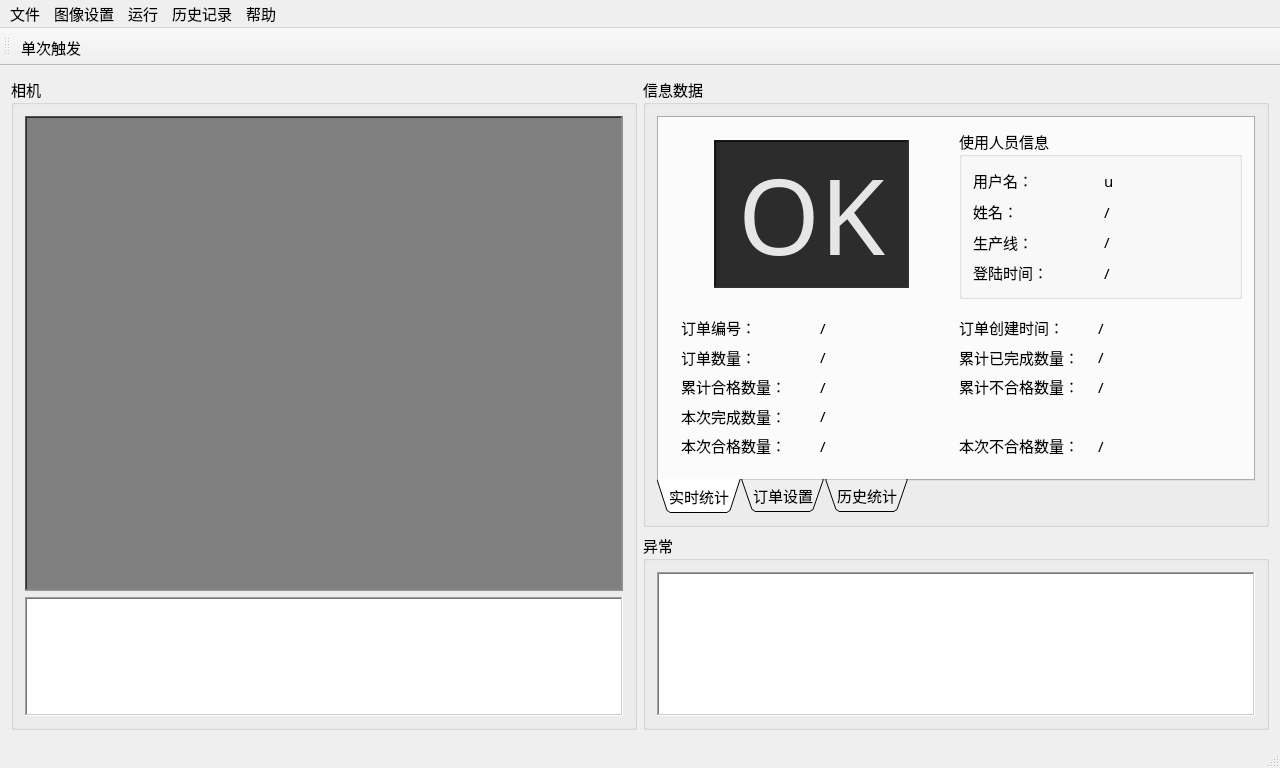
Before: the Qt Designer form project/MyView.ui in luanjianbing/GraduateDesignProject, drawn with Qt 5.
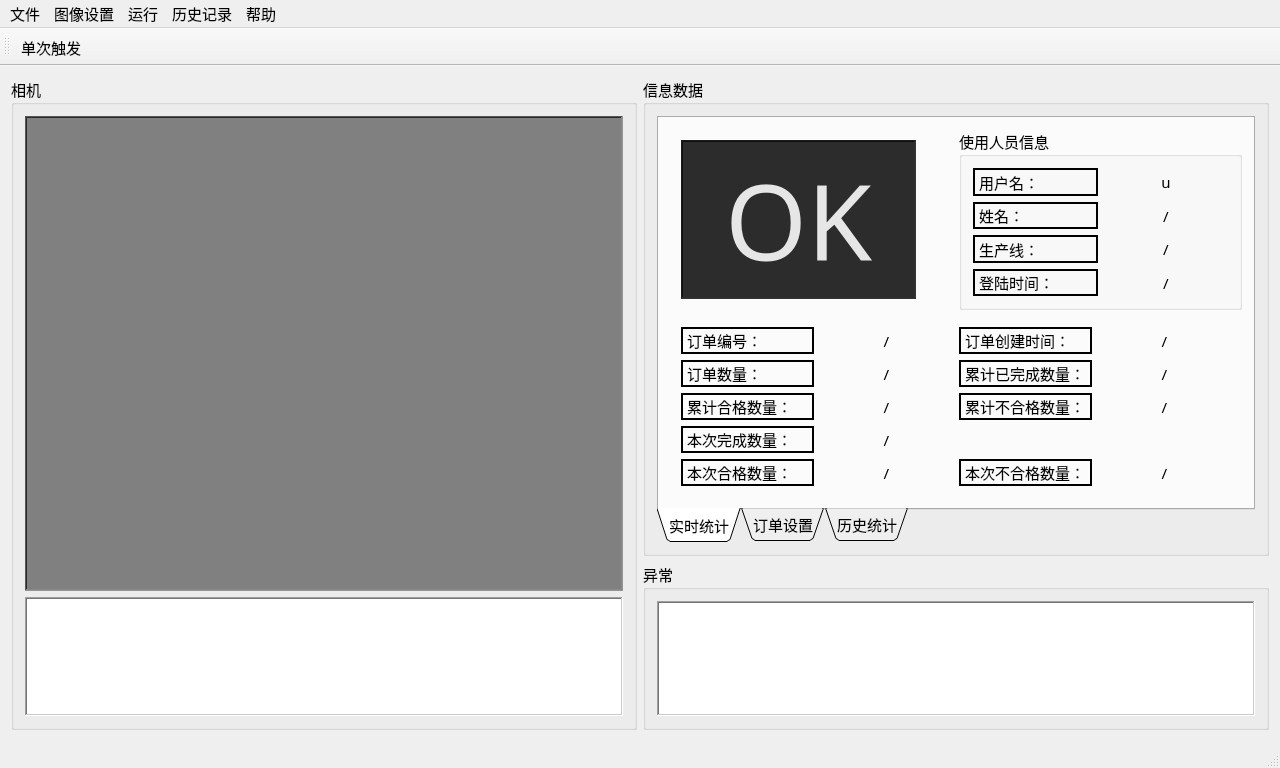
After: the same form once the commit is applied. Icons and pictures are not drawn.

Patch:
```diff
--- a/project/MyView.ui
+++ b/project/MyView.ui
@@ -98,8 +98,21 @@
           <layout class="QGridLayout" name="gridLayout_13" rowstretch="5,5" columnstretch="5,5">
            <item row="0" column="0">
             <widget class="QWidget" name="widget" native="true">
-             <layout class="QGridLayout" name="gridLayout_6" columnstretch="1,6,1">
+             <layout class="QGridLayout" name="gridLayout_6" columnstretch="9,1">
               <item row="0" column="1">
+               <spacer name="horizontalSpacer_2">
+                <property name="orientation">
+                 <enum>Qt::Horizontal</enum>
+                </property>
+                <property name="sizeHint" stdset="0">
+                 <size>
+                  <width>40</width>
+                  <height>20</height>
+                 </size>
+                </property>
+               </spacer>
+              </item>
+              <item row="0" column="0">
                <widget class="QLabel" name="label_7">
                 <property name="font">
                  <font>
@@ -133,32 +146,6 @@
                 </property>
                </widget>
               </item>
-              <item row="0" column="0">
-               <spacer name="horizontalSpacer">
-                <property name="orientation">
-                 <enum>Qt::Horizontal</enum>
-                </property>
-                <property name="sizeHint" stdset="0">
-                 <size>
-                  <width>40</width>
-                  <height>20</height>
-                 </size>
-                </property>
-               </spacer>
-              </item>
-              <item row="0" column="2">
-               <spacer name="horizontalSpacer_2">
-                <property name="orientation">
-                 <enum>Qt::Horizontal</enum>
-                </property>
-                <property name="sizeHint" stdset="0">
-                 <size>
-                  <width>40</width>
-                  <height>20</height>
-                 </size>
-                </property>
-               </spacer>
-              </item>
              </layout>
             </widget>
            </item>
@@ -173,6 +160,9 @@
              <layout class="QGridLayout" name="gridLayout_5">
               <item row="0" column="0">
                <widget class="QLabel" name="label">
+                <property name="frameShape">
+                 <enum>QFrame::WinPanel</enum>
+                </property>
                 <property name="text">
                  <string>用户名：</string>
                 </property>
@@ -183,13 +173,22 @@
               </item>
               <item row="0" column="1">
                <widget class="QLabel" name="labelUserID">
+                <property name="frameShape">
+                 <enum>QFrame::NoFrame</enum>
+                </property>
                 <property name="text">
                  <string>u</string>
                 </property>
+                <property name="alignment">
+                 <set>Qt::AlignCenter</set>
+                </property>
                </widget>
               </item>
               <item row="1" column="0">
                <widget class="QLabel" name="label_2">
+                <property name="frameShape">
+                 <enum>QFrame::WinPanel</enum>
+                </property>
                 <property name="text">
                  <string>姓名：</string>
                 </property>
@@ -200,10 +199,16 @@
                 <property name="text">
                  <string>/</string>
                 </property>
+                <property name="alignment">
+                 <set>Qt::AlignCenter</set>
+                </property>
                </widget>
               </item>
               <item row="2" column="0">
                <widget class="QLabel" name="label_3">
+                <property name="frameShape">
+                 <enum>QFrame::WinPanel</enum>
+                </property>
                 <property name="text">
                  <string>生产线：</string>
                 </property>
@@ -214,10 +219,16 @@
                 <property name="text">
                  <string>/</string>
                 </property>
+                <property name="alignment">
+                 <set>Qt::AlignCenter</set>
+                </property>
                </widget>
               </item>
               <item row="3" column="0">
                <widget class="QLabel" name="label_10">
+                <property name="frameShape">
+                 <enum>QFrame::WinPanel</enum>
+                </property>
                 <property name="text">
                  <string>登陆时间：</string>
                 </property>
@@ -228,6 +239,9 @@
                 <property name="text">
                  <string>/</string>
                 </property>
+                <property name="alignment">
+                 <set>Qt::AlignCenter</set>
+                </property>
                </widget>
               </item>
              </layout>
@@ -238,6 +252,9 @@
              <layout class="QGridLayout" name="gridLayout_7">
               <item row="1" column="2">
                <widget class="QLabel" name="label_16">
+                <property name="frameShape">
+                 <enum>QFrame::WinPanel</enum>
+                </property>
                 <property name="text">
                  <string>累计已完成数量：</string>
                 </property>
@@ -245,6 +262,9 @@
               </item>
               <item row="2" column="0">
                <widget class="QLabel" name="label_17">
+                <property name="frameShape">
+                 <enum>QFrame::WinPanel</enum>
+                </property>
                 <property name="text">
                  <string>累计合格数量：</string>
                 </property>
@@ -252,6 +272,9 @@
               </item>
               <item row="4" column="0">
                <widget class="QLabel" name="label_14">
+                <property name="frameShape">
+                 <enum>QFrame::WinPanel</enum>
+                </property>
                 <property name="text">
                  <string>本次合格数量：</string>
                 </property>
@@ -262,6 +285,9 @@
                 <property name="text">
                  <string>/</string>
                 </property>
+                <property name="alignment">
+                 <set>Qt::AlignCenter</set>
+                </property>
                </widget>
               </item>
               <item row="2" column="1">
@@ -269,6 +295,9 @@
                 <property name="text">
                  <string>/</string>
                 </property>
+                <property name="alignment">
+                 <set>Qt::AlignCenter</set>
+                </property>
                </widget>
               </item>
               <item row="3" column="1">
@@ -276,10 +305,16 @@
                 <property name="text">
                  <string>/</string>
                 </property>
+                <property name="alignment">
+                 <set>Qt::AlignCenter</set>
+                </property>
                </widget>
               </item>
               <item row="1" column="0">
                <widget class="QLabel" name="label_9">
+                <property name="frameShape">
+                 <enum>QFrame::WinPanel</enum>
+                </property>
                 <property name="text">
                  <string>订单数量：</string>
                 </property>
@@ -290,10 +325,16 @@
                 <property name="text">
                  <string>/</string>
                 </property>
+                <property name="alignment">
+                 <set>Qt::AlignCenter</set>
+                </property>
                </widget>
               </item>
               <item row="0" column="2">
                <widget class="QLabel" name="label_13">
+                <property name="frameShape">
+                 <enum>QFrame::WinPanel</enum>
+                </property>
                 <property name="text">
                  <string>订单创建时间：</string>
                 </property>
@@ -301,6 +342,9 @@
               </item>
               <item row="4" column="2">
                <widget class="QLabel" name="label_15">
+                <property name="frameShape">
+                 <enum>QFrame::WinPanel</enum>
+                </property>
                 <property name="text">
                  <string>本次不合格数量：</string>
                 </property>
@@ -311,10 +355,16 @@
                 <property name="text">
                  <string>/</string>
                 </property>
+                <property name="alignment">
+                 <set>Qt::AlignCenter</set>
+                </property>
                </widget>
               </item>
               <item row="3" column="0">
                <widget class="QLabel" name="label_12">
+                <property name="frameShape">
+                 <enum>QFrame::WinPanel</enum>
+                </property>
                 <property name="text">
                  <string>本次完成数量：</string>
                 </property>
@@ -322,6 +372,9 @@
               </item>
               <item row="0" column="0">
                <widget class="QLabel" name="label_8">
+                <property name="frameShape">
+                 <enum>QFrame::WinPanel</enum>
+                </property>
                 <property name="text">
                  <string>订单编号：</string>
                 </property>
@@ -329,6 +382,9 @@
               </item>
               <item row="2" column="2">
                <widget class="QLabel" name="label_18">
+                <property name="frameShape">
+                 <enum>QFrame::WinPanel</enum>
+                </property>
                 <property name="text">
                  <string>累计不合格数量：</string>
                 </property>
@@ -339,6 +395,9 @@
                 <property name="text">
                  <string>/</string>
                 </property>
+                <property name="alignment">
+                 <set>Qt::AlignCenter</set>
+                </property>
                </widget>
               </item>
               <item row="1" column="3">
@@ -346,6 +405,9 @@
                 <property name="text">
                  <string>/</string>
                 </property>
+                <property name="alignment">
+                 <set>Qt::AlignCenter</set>
+                </property>
                </widget>
               </item>
               <item row="2" column="3">
@@ -353,6 +415,9 @@
                 <property name="text">
                  <string>/</string>
                 </property>
+                <property name="alignment">
+                 <set>Qt::AlignCenter</set>
+                </property>
                </widget>
               </item>
               <item row="4" column="3">
@@ -360,6 +425,9 @@
                 <property name="text">
                  <string>/</string>
                 </property>
+                <property name="alignment">
+                 <set>Qt::AlignCenter</set>
+                </property>
                </widget>
               </item>
              </layout>
@@ -390,12 +458,12 @@
               </column>
               <column>
                <property name="text">
-                <string>已完成数量</string>
+                <string>总数</string>
                </property>
               </column>
               <column>
                <property name="text">
-                <string>未完成数量</string>
+                <string>已完成数量</string>
                </property>
               </column>
              </widget>
@@ -421,7 +489,11 @@
                 </widget>
                </item>
                <item row="1" column="1" colspan="2">
-                <widget class="QLineEdit" name="lineEditLoadOrderNumberUserTargetQuantity"/>
+                <widget class="QLineEdit" name="lineEditLoadOrderNumberUserTargetQuantity">
+                 <property name="enabled">
+                  <bool>false</bool>
+                 </property>
+                </widget>
                </item>
                <item row="2" column="0">
                 <widget class="QLabel" name="label_21">
@@ -432,6 +504,9 @@
                </item>
                <item row="2" column="1" colspan="2">
                 <widget class="QLineEdit" name="lineEditLoadOrderNumberUserTargetUnFinishQuantity">
+                 <property name="enabled">
+                  <bool>false</bool>
+                 </property>
                  <property name="text">
                   <string/>
                  </property>
@@ -453,17 +528,15 @@
                <item row="3" column="2">
                 <widget class="QPushButton" name="buttonSureInLoadOrderNumber">
                  <property name="text">
-                  <string>确认修改</string>
+                  <string>确认信息</string>
                  </property>
                 </widget>
                </item>
                <item row="0" column="1" colspan="2">
                 <widget class="QComboBox" name="comboBoxLoadOrderNumberUsers">
-                 <item>
-                  <property name="text">
-                   <string>(add new user)</string>
-                  </property>
-                 </item>
+                 <property name="currentIndex">
+                  <number>-1</number>
+                 </property>
                 </widget>
                </item>
               </layout>
@@ -507,12 +580,12 @@
               </column>
               <column>
                <property name="text">
-                <string>已完成数量</string>
+                <string>总数</string>
                </property>
               </column>
               <column>
                <property name="text">
-                <string>未完成数量</string>
+                <string>已完成数量</string>
                </property>
               </column>
              </widget>
@@ -532,11 +605,12 @@
                </item>
                <item row="0" column="1" colspan="2">
                 <widget class="QComboBox" name="comboBoxLoadUserOrderNumbers">
-                 <item>
-                  <property name="text">
-                   <string>(add new order)</string>
-                  </property>
-                 </item>
+                 <property name="currentText">
+                  <string/>
+                 </property>
+                 <property name="currentIndex">
+                  <number>-1</number>
+                 </property>
                 </widget>
                </item>
                <item row="1" column="0">
@@ -547,7 +621,11 @@
                 </widget>
                </item>
                <item row="1" column="1" colspan="2">
-                <widget class="QLineEdit" name="lineEditLoadUserOrderNumberTargetQuantity"/>
+                <widget class="QLineEdit" name="lineEditLoadUserOrderNumberTargetQuantity">
+                 <property name="enabled">
+                  <bool>false</bool>
+                 </property>
+                </widget>
                </item>
                <item row="2" column="0">
                 <widget class="QLabel" name="label_19">
@@ -558,6 +636,9 @@
                </item>
                <item row="2" column="1" colspan="2">
                 <widget class="QLineEdit" name="lineEditLoadUserOrderNumberTargetUnFinishQuantity">
+                 <property name="enabled">
+                  <bool>false</bool>
+                 </property>
                  <property name="text">
                   <string/>
                  </property>
@@ -578,8 +659,11 @@
                </item>
                <item row="3" column="2">
                 <widget class="QPushButton" name="buttonSureInLoadUser">
+                 <property name="enabled">
+                  <bool>false</bool>
+                 </property>
                  <property name="text">
-                  <string>确认修改</string>
+                  <string>确认信息</string>
                  </property>
                 </widget>
                </item>
```
